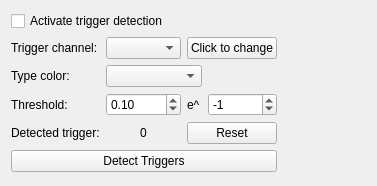
First picture: the form in libraries/disp/viewers/formfiles/triggerdetectionview.ui, repository mne-tools/mne-cpp, before the edit.
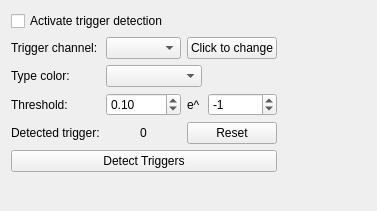
Second picture: the form after the edit.

Patch:
```diff
--- a/libraries/disp/viewers/formfiles/triggerdetectionview.ui
+++ b/libraries/disp/viewers/formfiles/triggerdetectionview.ui
@@ -7,7 +7,7 @@
     <x>0</x>
     <y>0</y>
     <width>377</width>
-    <height>186</height>
+    <height>211</height>
    </rect>
   </property>
   <property name="sizePolicy">
```
Left out of the diff: 122 changed lines with no effect on the pictures.
